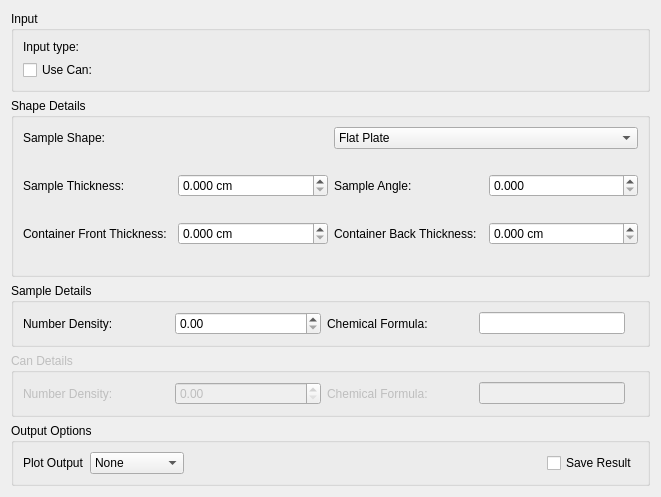
mantidproject/mantid, file Code/Mantid/MantidQt/CustomInterfaces/inc/MantidQtCustomInterfaces/Indirect/CalcCorr.ui: the form before one commit.
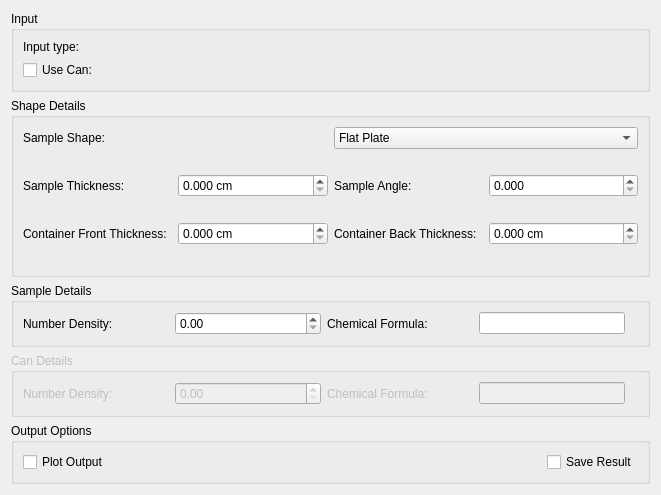
The form after the commit. Custom widgets are drawn as their Qt base class.

Commit message:
Support plotting from apply and calc corr
Also adds nice fnction in IndirectTab for creating spectrum and 2d plots

Refs #11326

Diff of the .ui file:
```diff
--- a/Code/Mantid/MantidQt/CustomInterfaces/inc/MantidQtCustomInterfaces/Indirect/CalcCorr.ui
+++ b/Code/Mantid/MantidQt/CustomInterfaces/inc/MantidQtCustomInterfaces/Indirect/CalcCorr.ui
@@ -488,42 +488,12 @@
      </property>
      <layout class="QHBoxLayout" name="horizontalLayout">
       <item>
-       <widget class="QLabel" name="lbPlotOutput">
-        <property name="sizePolicy">
-         <sizepolicy hsizetype="Preferred" vsizetype="Fixed">
-          <horstretch>0</horstretch>
-          <verstretch>0</verstretch>
-         </sizepolicy>
-        </property>
+       <widget class="QCheckBox" name="ckPlotOutput">
         <property name="text">
          <string>Plot Output</string>
         </property>
        </widget>
       </item>
-      <item>
-       <widget class="QComboBox" name="cbPlotOutput">
-        <item>
-         <property name="text">
-          <string>None</string>
-         </property>
-        </item>
-        <item>
-         <property name="text">
-          <string>Wavelength</string>
-         </property>
-        </item>
-        <item>
-         <property name="text">
-          <string>Angle</string>
-         </property>
-        </item>
-        <item>
-         <property name="text">
-          <string>Both</string>
-         </property>
-        </item>
-       </widget>
-      </item>
       <item>
        <spacer name="horizontalSpacer">
         <property name="orientation">
```
Left out of the diff: 2 changed lines with no effect on the pictures. The commit also changes 4 other files.
